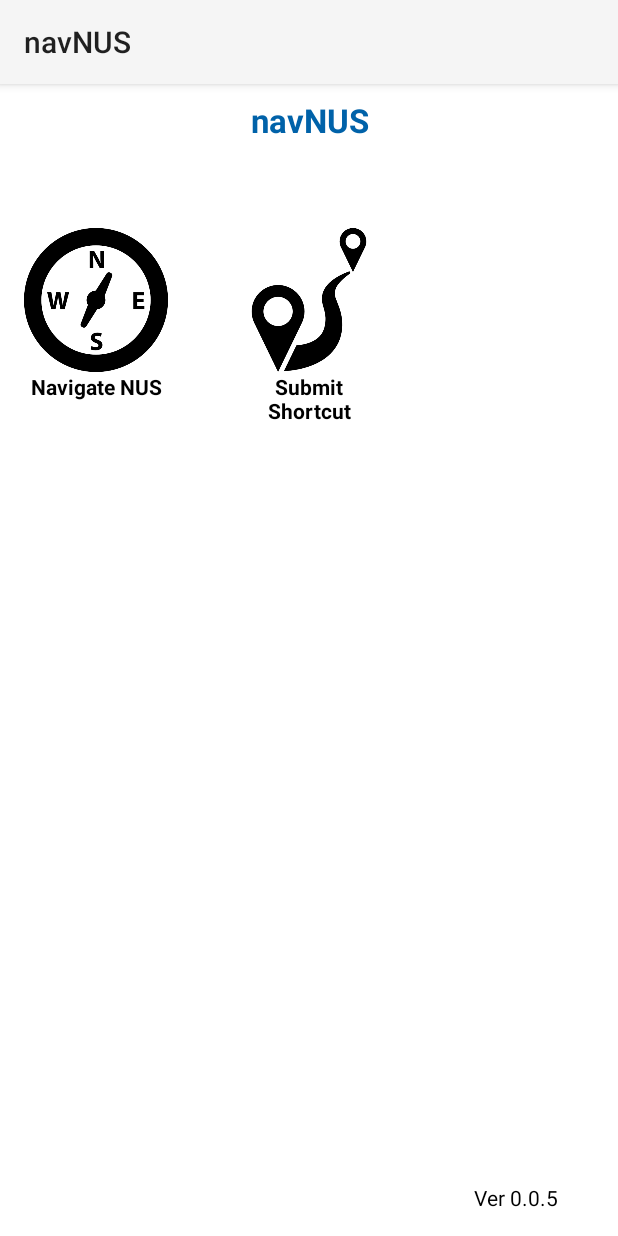
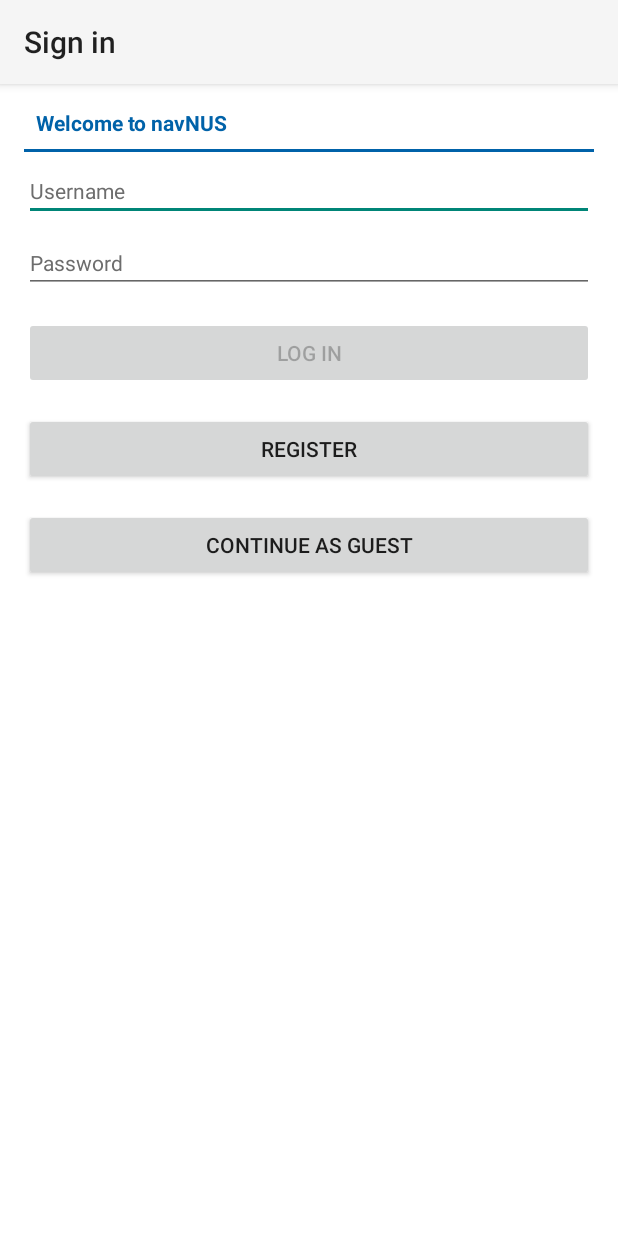
Before and after one commit to bernardyip/navNUS, an Android app: the screen it shows after launch (TempMenu before the commit, LoginActivity after it), on a phone screen of 412 x 824 dp. Run offline under Robolectric (Android 15) with nearby library versions, the phone set to English and light mode, and no system bars; libraries missing offline, so code that uses them is left out: com.mapbox.mapboxsdk; 1 statement that could not run was skipped.

Commit message:
Offline Login/Registration Templates
Added login & registration templates
Locks selected features if login as guest
Added dummy login as admin
-Username : admin
-Password: admin

```diff
--- /dev/null
+++ b/navNUS/app/src/main/java/com/navnus/activity/LoginActivity.java
@@ -0,0 +1,163 @@
+package com.navnus.activity;
+
+import android.app.Activity;
+import android.app.AlertDialog;
+import android.app.Dialog;
+import android.app.ProgressDialog;
+import android.content.DialogInterface;
+import android.content.Intent;
+import android.content.SharedPreferences;
+import android.os.AsyncTask;
+import android.os.Bundle;
+import android.support.v7.app.AppCompatActivity;
+import android.text.Editable;
+import android.text.TextWatcher;
+import android.view.KeyEvent;
+import android.view.View;
+import android.view.View.OnClickListener;
+import android.widget.Button;
+import android.widget.EditText;
+import android.widget.ImageView;
+import android.widget.Toast;
+
+import com.navnus.R;
+
+public class LoginActivity extends AppCompatActivity {
+    Button login, register, guestLogin;
+    EditText username, password;
+    ImageView smiley;
+    ProgressDialog dialog;
+    String userID;
+
+    /** Called when the activity is first created. */
+    @Override
+    public void onCreate(Bundle savedInstanceState) {
+        super.onCreate(savedInstanceState);
+        setContentView(R.layout.activity_login);
+
+        username = (EditText) findViewById(R.id.editText1);
+        password = (EditText) findViewById(R.id.editText2);
+
+        guestLogin = (Button) findViewById(R.id.guestLogin);
+        guestLogin.setOnClickListener(new OnClickListener() {
+
+            @Override
+            public void onClick(View arg0) {
+                // TODO Auto-generated method stub
+                SharedPreferences settings = getSharedPreferences("LoginDetail", 0);
+                SharedPreferences.Editor editor = settings.edit();
+                editor.putString("loginID", "Guest");
+                editor.putBoolean("isMember", false);
+                // Commit the edits!
+                editor.commit();
+
+                Intent intent = new Intent(LoginActivity.this,TempMenu.class);
+                startActivity(intent);
+                finish();
+            }
+        });
+
+        register = (Button) findViewById(R.id.button2);
+        register.setOnClickListener(new OnClickListener() {
+
+            @Override
+            public void onClick(View arg0) {
+                // TODO Auto-generated method stub
+                Intent intent = new Intent(LoginActivity.this,Registration.class);
+                startActivity(intent);
+            }
+        });
+
+        login = (Button) findViewById(R.id.button1);
+        login.setEnabled(false);
+        login.setOnClickListener(new OnClickListener() {
+            public void onClick(View arg0) {
+                dialog = ProgressDialog.show(LoginActivity.this, "", "Logging in...", true, true, new DialogInterface.OnCancelListener(){
+                    @Override
+                    public void onCancel(DialogInterface dialog) {
+                        finish();
+                    }
+                });
+                String uname = username.getText().toString();
+                String pwd = password.getText().toString();
+                //new LoginTask().execute(uname, pwd);
+
+                //For testing purposes, to remove before official release
+                if(uname.equals("admin") && pwd.equals("admin")) {
+                    SharedPreferences settings = getSharedPreferences("LoginDetail", 0);
+                    SharedPreferences.Editor editor = settings.edit();
+                    editor.putString("loginID", uname);
+                    editor.putBoolean("isMember", true);
+                    // Commit the edits!
+                    editor.commit();
+                    Intent intent = new Intent(LoginActivity.this,TempMenu.class);
+                    startActivity(intent);
+                    finish();
+                }
+            }
+        });
+
+        username.addTextChangedListener(new TextWatcher(){
+            public void afterTextChanged(Editable s) {
+            }
+            public void beforeTextChanged(CharSequence s, int start, int count, int after)
+            {
+            }
+            public void onTextChanged(CharSequence s, int start, int before, int count)
+            {
+                if(s.length()!=0 && password.getText().toString().length()!=0)
+                {
+                    login.setEnabled(true);
+                }
+                else if(s.length()==0 || password.getText().toString().length()==0){
+                    login.setEnabled(false);
+                }
+            }
+        });
+
+        password.addTextChangedListener(new TextWatcher(){
+            public void afterTextChanged(Editable s) {
+            }
+            public void beforeTextChanged(CharSequence s, int start, int count, int after)
+            {
+            }
+            public void onTextChanged(CharSequence s, int start, int before, int count)
+            {
+                if(s.length()!=0 && username.getText().toString().length()!=0)
+                {
+                    login.setEnabled(true);
+                }
+                else if(s.length()==0 || username.getText().toString().length()==0){
+                    login.setEnabled(false);
+                }
+            }
+        });
+    }
+
+    @Override
+    public boolean onKeyDown(int keyCode, KeyEvent event) {
+        if (keyCode == KeyEvent.KEYCODE_BACK) {
+            Dialog retDialog = new AlertDialog.Builder(this)
+                    .setTitle("Confirm Exit ?")
+                    .setPositiveButton("Ok",
+                            new DialogInterface.OnClickListener() {
+                                public void onClick(DialogInterface dialog,
+                                                    int which) {
+                                    //Exit app
+                                    Intent intent = new Intent(Intent.ACTION_MAIN);
+                                    intent.addCategory(Intent.CATEGORY_HOME);
+                                    intent.setFlags(Intent.FLAG_ACTIVITY_NEW_TASK);
+                                    startActivity(intent);
+                                    finish();
+                                }
+                            })
+                    .setNegativeButton("Cancel",
+                            new DialogInterface.OnClickListener() {
+                                public void onClick(DialogInterface dialog, int which) {
+                                }
+                            }).show();
+            return true;
+        }
+        return super.onKeyDown(keyCode, event);
+    }
+}
--- a/navNUS/app/src/main/java/com/navnus/activity/SplashScreen.java
+++ b/navNUS/app/src/main/java/com/navnus/activity/SplashScreen.java
@@ -91,7 +91,7 @@ public class SplashScreen extends AppCompatActivity {
         protected void onPostExecute(Void result) {
             super.onPostExecute(result);
             Intent intent = new Intent();
-            intent.setClass(getApplicationContext(), TempMenu.class);
+            intent.setClass(getApplicationContext(), LoginActivity.class);
             startActivity(intent);
             finish();
         }
--- /dev/null
+++ b/navNUS/app/src/main/res/layout/activity_login.xml
@@ -0,0 +1,137 @@
+<?xml version="1.0" encoding="utf-8"?>
+<RelativeLayout xmlns:android="http://schemas.android.com/apk/res/android"
+    android:layout_width="match_parent"
+    android:layout_height="match_parent"
+    android:background="#FFFFFF" >
+
+    <RelativeLayout
+        android:id="@+id/linearLayout0"
+        android:layout_width="fill_parent"
+        android:layout_height="wrap_content"
+        android:layout_alignParentTop="true">
+
+        <!--<ImageView
+            android:id="@+id/imageView1"
+            android:contentDescription="@string/desc"
+            android:layout_centerHorizontal="true"
+            android:layout_width="wrap_content"
+            android:layout_height="wrap_content"
+            android:src="@drawable/header"
+            android:adjustViewBounds="true" /> -->
+    </RelativeLayout>
+
+    <TextView
+        android:id="@+id/logintv"
+        android:layout_width="wrap_content"
+        android:layout_height="wrap_content"
+        android:text="Welcome to navNUS"
+        android:layout_marginLeft="24dp"
+        android:layout_marginTop="16dp"
+        android:layout_marginBottom="8dp"
+        android:layout_below="@+id/linearLayout0"
+        android:textStyle="bold"
+        android:textColor="#0062A9"/>
+    <View
+        android:layout_width="match_parent"
+        android:layout_height="2dp"
+        android:layout_below="@+id/logintv"
+        android:background="#0062A9"
+        android:layout_marginRight="16dp"
+        android:layout_marginLeft="16dp" />
+
+    <LinearLayout
+        android:id="@+id/linearLayout1"
+        android:layout_width="fill_parent"
+        android:layout_height="wrap_content"
+        android:layout_below="@+id/logintv"
+        android:layout_marginTop="8dp"
+        >
+        <EditText
+            android:id="@+id/editText1"
+            android:layout_width="match_parent"
+            android:layout_height="match_parent"
+            android:ems="10"
+            android:layout_marginRight="16dp"
+            android:layout_marginLeft="16dp"
+            android:textSize="14sp"
+            android:hint="Username"
+            android:inputType="textPersonName"
+            android:textColor="#000000"
+            android:textColorHint="#6d6d6d"
+            >
+
+            <requestFocus />
+        </EditText>
+
+    </LinearLayout>
+
+    <LinearLayout
+        android:id="@+id/linearLayout2"
+        android:layout_width="fill_parent"
+        android:layout_height="wrap_content"
+        android:layout_below="@+id/linearLayout1"
+        android:layout_marginTop="8dp"
+        >
+        <EditText
+            android:id="@+id/editText2"
+            android:hint="Password"
+            android:layout_width="fill_parent"
+            android:layout_height="match_parent"
+            android:inputType="textPassword"
+            android:layout_marginRight="16dp"
+            android:layout_marginLeft="16dp"
+            android:textSize="14sp"
+            android:textColor="#000000"
+            android:textColorHint="#6d6d6d"/>
+
+
+    </LinearLayout>
+
+
+
+    <Button
+        android:id="@+id/button1"
+        android:layout_width="match_parent"
+        android:layout_height="48dip"
+        android:layout_below="@+id/linearLayout2"
+        android:layout_centerHorizontal="true"
+        android:text="Log In"
+        android:layout_marginLeft="16dp"
+        android:layout_marginRight="16dp"
+        android:layout_marginTop="16dp"
+        android:layout_marginBottom="16dp"
+        android:textSize="14sp"/>
+    <Button
+        android:id="@+id/button2"
+        android:layout_width="match_parent"
+        android:layout_height="48dip"
+        android:layout_below="@+id/button1"
+        android:layout_centerHorizontal="true"
+        android:text="Register"
+        android:layout_marginLeft="16dp"
+        android:layout_marginRight="16dp"
+        android:layout_marginBottom="16dp"
+        android:textSize="14sp"/>
+
+    <Button
+        android:id="@+id/guestLogin"
+        android:layout_width="match_parent"
+        android:layout_height="48dip"
+        android:layout_below="@+id/button2"
+        android:layout_centerHorizontal="true"
+        android:text="Continue as Guest"
+        android:layout_marginLeft="16dp"
+        android:layout_marginRight="16dp"
+        android:textSize="14sp"/>
+
+    <!--<ImageView
+        android:id="@+id/imageView2"
+        android:contentDescription="@string/desc"
+        android:layout_width="wrap_content"
+        android:layout_height="wrap_content"
+        android:layout_alignParentBottom="true"
+        android:layout_centerHorizontal="true"
+        android:src="@drawable/footer"
+        android:adjustViewBounds="true" /> -->
+
+</RelativeLayout>
```
Also changed, not shown: navNUS/app/src/main/AndroidManifest.xml (+17 -7 lines), navNUS/app/src/main/java/com/navnus/activity/Registration.java (added, +63 -0 lines), navNUS/app/src/main/java/com/navnus/activity/TempMenu.java (+42 -0 lines), navNUS/app/src/main/res/layout/activity_registration.xml (added, +106 -0 lines), navNUS/app/src/main/res/values/strings.xml (+15 -1 lines).
